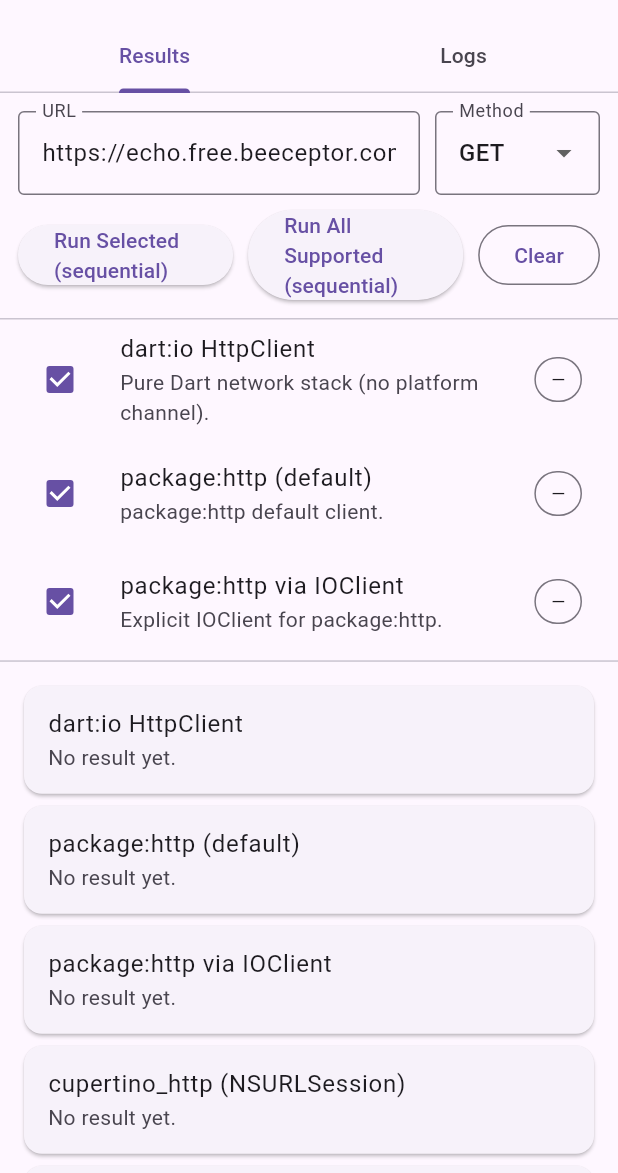
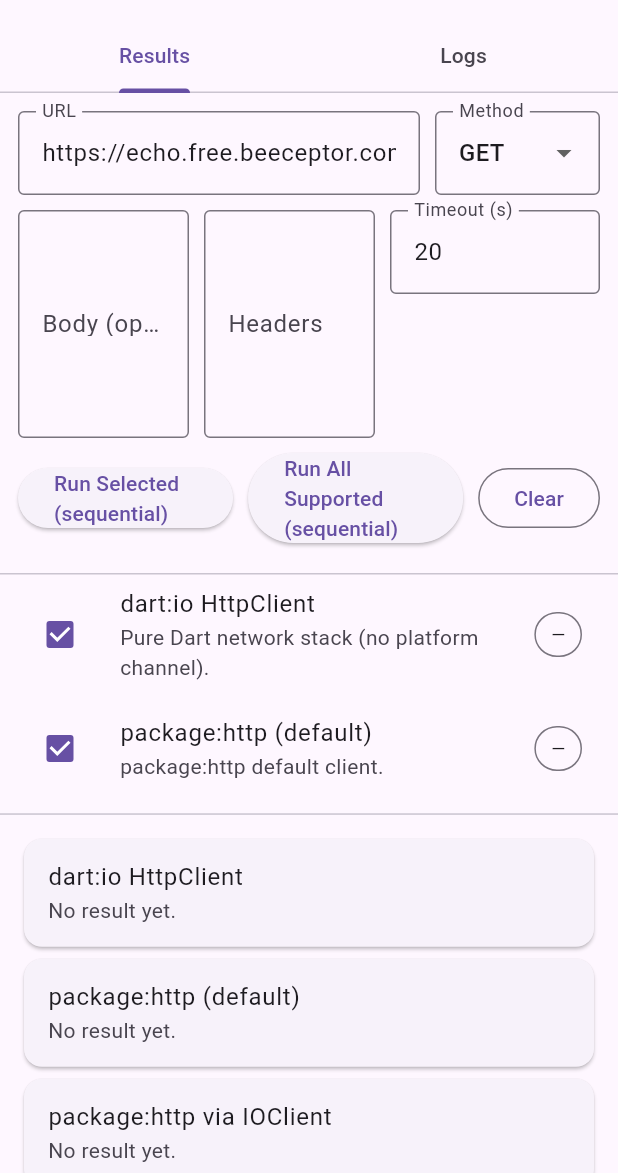
Before and after one commit to XDcobra/Fluttida, a Flutter app: the screen it shows after launch, on a phone screen of 412 x 824 dp, the part 63-1236 px from its top. Run offline on Flutter 3.47's test engine with Material 3 defaults, Android fonts, the phone set to English and light mode, and no system bars; our stand-ins replace webview_flutter; missing offline and left inert: cupertino_http.

Commit message:
feat(ui): enhance LabScreen with JSON header parsing and body input

```diff
--- a/example_app/fluttida/lib/lab_screen.dart
+++ b/example_app/fluttida/lib/lab_screen.dart
@@ -1,8 +1,10 @@
 import 'dart:async';
 import 'dart:io';
+import 'dart:convert';
 
 import 'package:flutter/material.dart';
 import 'package:webview_flutter/webview_flutter.dart';
+import 'stacks/stacks_impl.dart';
 
 enum StackLayer { dart, native, webview, ndk }
 
@@ -311,6 +313,24 @@
 /// ------------------------------------------------------------
 /// UI Screen
 /// ------------------------------------------------------------
+Map<String, String>? _tryParseJsonMap(String s) {
+  try {
+    final decoded = json.decode(s);
+    if (decoded is Map) {
+      final out = <String, String>{};
+      decoded.forEach((key, value) {
+        if (key is String) {
+          out[key] = value?.toString() ?? '';
+        }
+      });
+      return out;
+    }
+  } catch (_) {
+    // not JSON, fallthrough
+  }
+  return null;
+}
+
 class LabScreen extends StatefulWidget {
   final String initialUrl;
 
@@ -340,9 +360,13 @@
 class _LabScreenState extends State<LabScreen> {
   late final LabController ctrl;
   late final List<StackDefinition> stacks;
+  late final WebViewController _webViewController;
 
   final _urlController = TextEditingController();
   String _method = "GET";
+  final _bodyController = TextEditingController();
+  final _headersController = TextEditingController();
+  int _timeoutSeconds = 20;
 
   @override
   void initState() {
@@ -352,13 +376,20 @@
 
     ctrl = LabController(config: RequestConfig(url: widget.initialUrl));
 
+    // Prepare a persistent WebViewController for headless usage
+    _webViewController = WebViewController()
+      ..setJavaScriptMode(JavaScriptMode.unrestricted);
+
     stacks = LabStacks.build(
       dartIoRaw: widget.dartIoRaw,
       httpDefault: widget.httpDefault,
       httpIoClient: widget.httpIoClient,
       cupertinoHttp: widget.cupertinoHttp,
       iosLegacyNsUrlConnection: widget.iosLegacyNsUrlConnection,
-      webViewHeadless: widget.webViewHeadless,
+      webViewHeadless: (cfg) async {
+        // Delegate to implementation using the persistent controller
+        return StacksImpl.requestWebViewHeadlessWith(_webViewController, cfg);
+      },
     );
 
     // default select: all supported stacks
@@ -372,15 +403,48 @@
   @override
   void dispose() {
     _urlController.dispose();
+    _bodyController.dispose();
+    _headersController.dispose();
     ctrl.dispose();
     super.dispose();
   }
 
   void _applyConfig() {
+    // Parse headers from text area: support JSON map or simple key:value lines
+    Map<String, String> parsedHeaders = {};
+    final raw = _headersController.text.trim();
+    if (raw.isNotEmpty) {
+      try {
+        final maybeJson = raw;
+        final decoded = _tryParseJsonMap(maybeJson);
+        if (decoded != null) {
+          parsedHeaders = decoded;
+        } else {
+          for (final line in raw.split(RegExp(r"\r?\n"))) {
+            final trimmed = line.trim();
+            if (trimmed.isEmpty) continue;
+            final idx = trimmed.indexOf(":");
+            if (idx > 0) {
+              final k = trimmed.substring(0, idx).trim();
+              final v = trimmed.substring(idx + 1).trim();
+              if (k.isNotEmpty) parsedHeaders[k] = v;
+            }
+          }
+        }
+      } catch (_) {
+        // ignore parse errors; leave headers empty if invalid
+      }
+    }
+
+    // Always include a lab UA unless overridden
+    parsedHeaders.putIfAbsent("User-Agent", () => "Fluttida/1.0 (Lab)");
+
     ctrl.config = ctrl.config.copyWith(
       url: _urlController.text.trim(),
       method: _method,
-      headers: {"User-Agent": "Fluttida/1.0 (Lab)"},
+      headers: parsedHeaders,
+      body: _bodyController.text.isEmpty ? null : _bodyController.text,
+      timeout: Duration(seconds: _timeoutSeconds.clamp(1, 600)),
     );
   }
 
@@ -473,6 +537,57 @@
                       ),
                       const SizedBox(height: 10),
                       Row(
+                        crossAxisAlignment: CrossAxisAlignment.start,
+                        children: [
+                          Expanded(
+                            child: TextField(
+                              controller: _bodyController,
+                              maxLines: 5,
+                              decoration: const InputDecoration(
+                                labelText: "Body (optional)",
+                                hintText: "Raw request body",
+                                border: OutlineInputBorder(),
+                              ),
+                              enabled: !ctrl.isRunning,
+                            ),
+                          ),
+                          const SizedBox(width: 10),
+                          Expanded(
+                            child: TextField(
+                              controller: _headersController,
+                              maxLines: 5,
+                              decoration: const InputDecoration(
+                                labelText: "Headers",
+                                hintText:
+                                    "Either JSON map or lines: Key: Value",
+                                border: OutlineInputBorder(),
+                              ),
+                              enabled: !ctrl.isRunning,
+                            ),
+                          ),
+                          const SizedBox(width: 10),
+                          SizedBox(
+                            width: 140,
+                            child: TextField(
+                              keyboardType: TextInputType.number,
+                              decoration: const InputDecoration(
+                                labelText: "Timeout (s)",
+                                border: OutlineInputBorder(),
+                              ),
+                              controller: TextEditingController(
+                                text: _timeoutSeconds.toString(),
+                              ),
+                              onChanged: (v) {
+                                final n = int.tryParse(v) ?? _timeoutSeconds;
+                                setState(() => _timeoutSeconds = n);
+                              },
+                              enabled: !ctrl.isRunning,
+                            ),
+                          ),
+                        ],
+                      ),
+                      const SizedBox(height: 10),
+                      Row(
                         children: [
                           Expanded(
                             child: ElevatedButton(
@@ -508,6 +623,16 @@
                           ),
                         ),
                       ],
+                      // Offstage WebView to keep controller alive in widget tree
+                      const SizedBox(height: 8),
+                      Offstage(
+                        offstage: true,
+                        child: SizedBox(
+                          height: 0,
+                          width: 0,
+                          child: WebViewWidget(controller: _webViewController),
+                        ),
+                      ),
                     ],
                   ),
                 ),
```
